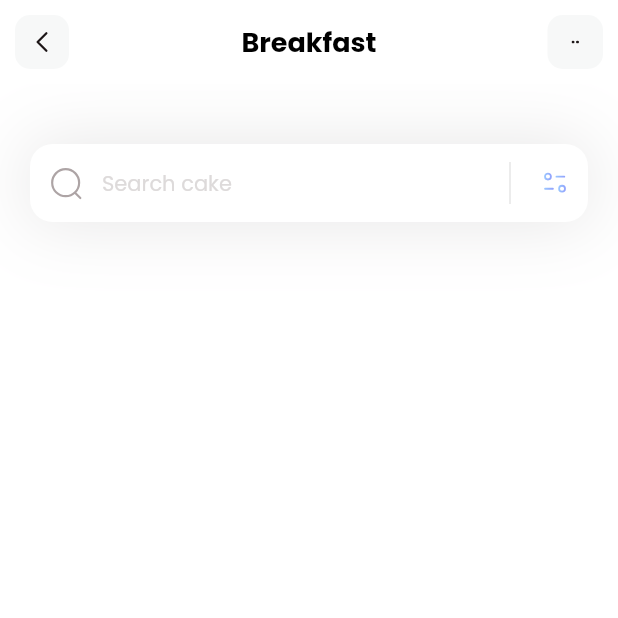
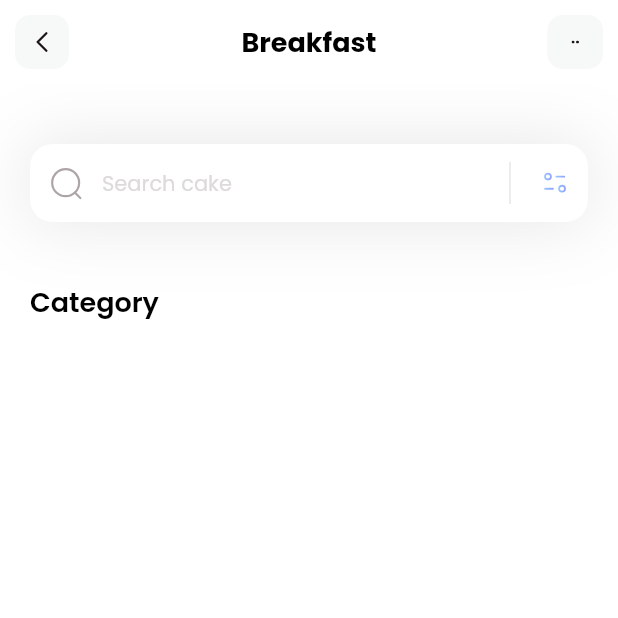
Before and after one commit to ej0x/fitness, a Flutter app: the screen it shows after launch, on a phone screen of 412 x 824 dp, the top half of it. Run offline on Flutter 3.47's test engine with Material 2 defaults, Android fonts, the phone set to English and light mode, and no system bars; our stand-ins replace flutter_svg.

Commit message:
display catgory

```diff
--- a/lib/pages/home.dart
+++ b/lib/pages/home.dart
@@ -10,8 +10,26 @@ class HomePage extends StatelessWidget {
       appBar: appBar(),
       backgroundColor: Colors.white,
       body: Column(
+        crossAxisAlignment: CrossAxisAlignment.start,
         children: [
           _searchField(),
+          SizedBox(
+            height: 40,
+          ),
+          const Column(
+            children: [
+              Padding(
+                padding: EdgeInsets.only(left: 20),
+                child: Text(
+                  'Category',
+                  style: TextStyle(
+                      color: Colors.black,
+                      fontWeight: FontWeight.w600,
+                      fontSize: 18),
+                ),
+              ),
+            ],
+          )
         ],
       ),
     );
```
